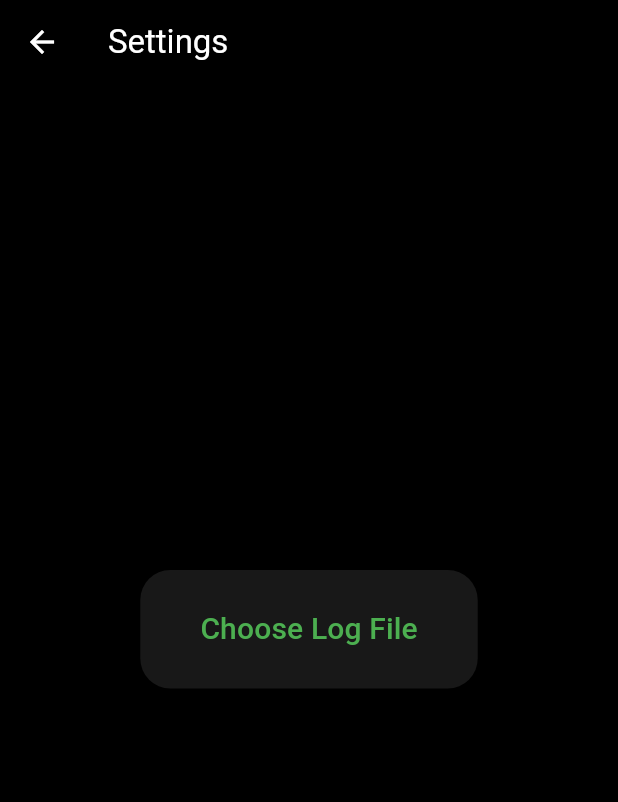
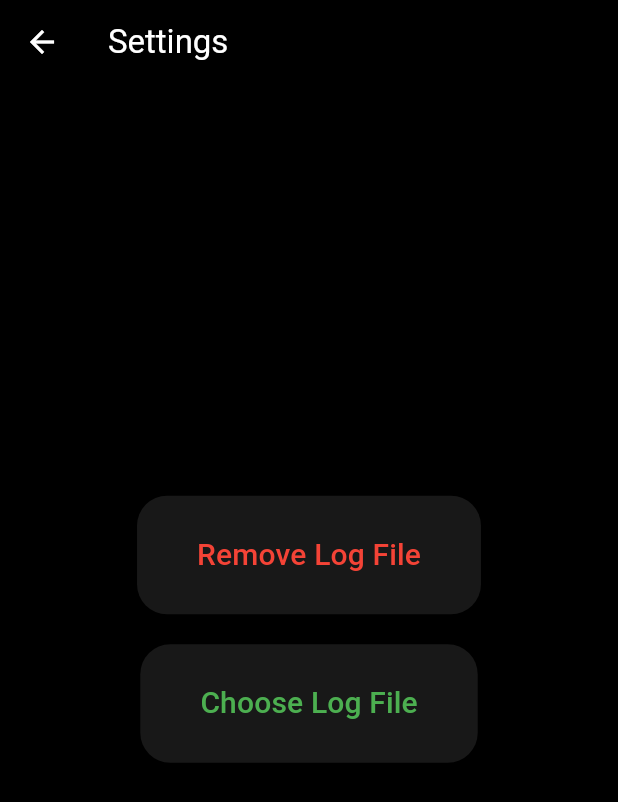
Before and after one commit to C41f0N/workout_dashboard, a Flutter app: the SettingsPage screen opened directly, after a tap on "Choose Log File", on a phone screen of 412 x 824 dp. Shown: the top 802 px of the screen. Run offline on Flutter 3.47's test engine with Material 3 defaults, Android fonts, the phone set to English and light mode, and no system bars; drawn by our look-alikes of auto_size_text; our stand-ins replace fl_chart, flutter_heatmap_calendar, hive_flutter; missing offline and left inert: file_selector; accounts and stored records are empty.

Commit message:
added option to remove file in settings

```diff
--- a/lib/pages/home.dart
+++ b/lib/pages/home.dart
@@ -402,7 +402,11 @@ class _HomeState extends State<Home> {
                               borderRadius: BorderRadius.circular(30),
                             ),
                             alignment: Alignment.center,
-                            child: const AverageCompletionDisplay(),
+                            child: FileAvailabilityWrapper(
+                              fileAvailable:
+                                  workoutDatabase.getStoredFilePath() != null,
+                              child: const AverageCompletionDisplay(),
+                            ),
                           ),
 
                           // Last Workout
--- a/lib/pages/settings.dart
+++ b/lib/pages/settings.dart
@@ -24,6 +24,27 @@ class _SettingsPageState extends State<SettingsPage> {
             child: Column(
               mainAxisAlignment: MainAxisAlignment.center,
               children: [
+                ElevatedButton(
+                  onPressed: () {
+                    workoutDatabase.removeFile();
+                  },
+                  style: ElevatedButton.styleFrom(
+                    foregroundColor: Colors.red,
+                    padding: const EdgeInsets.symmetric(
+                        vertical: 25, horizontal: 40),
+                    shape: RoundedRectangleBorder(
+                      borderRadius: BorderRadius.circular(20),
+                    ),
+                  ),
+                  child: const AutoSizeText(
+                    "Remove Log File",
+                    maxLines: 1,
+                    style: TextStyle(
+                      fontSize: 20,
+                    ),
+                  ),
+                ),
+                const SizedBox(height: 20),
                 ElevatedButton(
                   onPressed: () {
                     workoutDatabase.getFile();
--- a/lib/parsing_ops/workout_data.dart
+++ b/lib/parsing_ops/workout_data.dart
@@ -39,16 +39,28 @@ class WorkoutData extends ChangeNotifier {
     notifyListeners();
   }
 
+  void removeFile() {
+    workoutLogFile = null;
+    persistLogFile();
+    notifyListeners();
+  }
+
   // Function to persist the log into device storage
   void persistLogFile() {
     if (workoutLogFile != null) {
       _workoutDatabase.put("workout_log_file_path", workoutLogFile!.path);
+    } else {
+      _workoutDatabase.put("workout_log_file_path", null);
     }
   }
 
   // Function to load the log from the device storage
   void loadPersistedLogFile() {
-    workoutLogFile = XFile(_workoutDatabase.get("workout_log_file_path"));
+    if (_workoutDatabase.get("workout_log_file_path") != null) {
+      workoutLogFile = XFile(_workoutDatabase.get("workout_log_file_path"));
+    } else {
+      workoutLogFile = null;
+    }
   }
 
   // Function to read data from file
```
